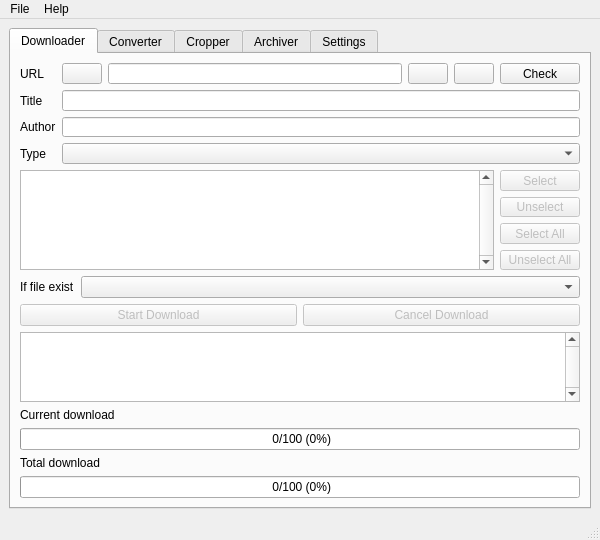
First picture: the form in uis/main_window.ui, repository freedy82/Comic-Toolbox, before the edit.
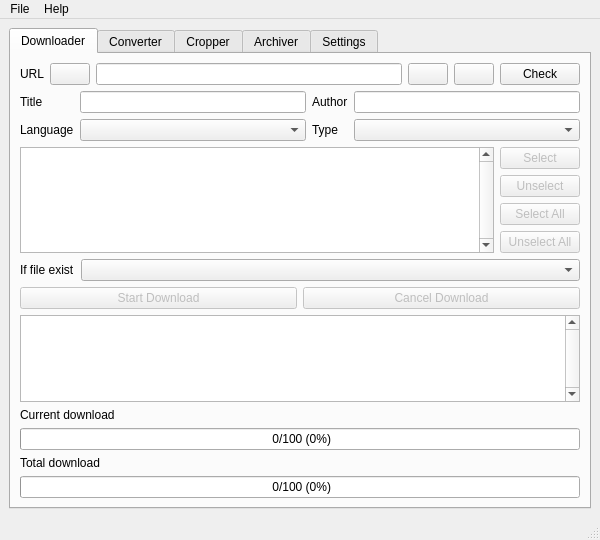
Second picture: the form after the edit. The open tabs and pages were chosen to show the change. Icons and pictures are not drawn.

Commit message: Add mangadex site support update reader and downloader

Diff of the .ui file:
```diff
--- a/uis/main_window.ui
+++ b/uis/main_window.ui
@@ -66,16 +66,14 @@
        </attribute>
        <layout class="QVBoxLayout" name="verticalLayout_2">
         <item>
-         <layout class="QFormLayout" name="layout_downloader_info">
-          <item row="0" column="0">
+         <layout class="QHBoxLayout" name="layout_downloader_check">
+          <item>
            <widget class="QLabel" name="lbl_downloader_url">
             <property name="text">
              <string>URL</string>
             </property>
            </widget>
           </item>
-          <item row="0" column="1">
-           <layout class="QHBoxLayout" name="layout_downloader_check">
             <item>
              <widget class="QPushButton" name="btn_downloader_url_help">
               <property name="maximumSize">
@@ -140,35 +138,47 @@
             </item>
            </layout>
           </item>
-          <item row="1" column="0">
+        <item>
+         <layout class="QGridLayout" name="layout_downloader_info">
+          <item row="0" column="3">
+           <widget class="QLineEdit" name="txt_downloader_author">
+            <property name="readOnly">
+             <bool>true</bool>
+            </property>
+           </widget>
+          </item>
+          <item row="0" column="1">
+           <widget class="QLineEdit" name="txt_downloader_title">
+            <property name="readOnly">
+             <bool>true</bool>
+            </property>
+           </widget>
+          </item>
+          <item row="0" column="0">
            <widget class="QLabel" name="lbl_downloader_title">
             <property name="text">
              <string>Title</string>
             </property>
            </widget>
           </item>
-          <item row="1" column="1">
-           <widget class="QLineEdit" name="txt_downloader_title">
-            <property name="readOnly">
-             <bool>true</bool>
-            </property>
-           </widget>
-          </item>
-          <item row="2" column="0">
+          <item row="0" column="2">
            <widget class="QLabel" name="lbl_downloader_author">
             <property name="text">
              <string>Author</string>
             </property>
            </widget>
           </item>
-          <item row="2" column="1">
-           <widget class="QLineEdit" name="txt_downloader_author">
-            <property name="readOnly">
-             <bool>true</bool>
+          <item row="1" column="0">
+           <widget class="QLabel" name="lbl_downloader_language">
+            <property name="text">
+             <string>Language</string>
             </property>
            </widget>
           </item>
-          <item row="3" column="0">
+          <item row="1" column="1">
+           <widget class="QComboBox" name="cbx_downloader_language"/>
+          </item>
+          <item row="1" column="2">
            <widget class="QLabel" name="lbl_downloader_type">
             <property name="sizePolicy">
              <sizepolicy hsizetype="Maximum" vsizetype="Preferred">
@@ -181,7 +191,7 @@
             </property>
            </widget>
           </item>
-          <item row="3" column="1">
+          <item row="1" column="3">
            <widget class="QComboBox" name="cbx_downloader_type">
             <property name="sizePolicy">
              <sizepolicy hsizetype="Preferred" vsizetype="Preferred">
```
Left out of the diff: 16 changed lines with no effect on the pictures. Lines whose indentation alone changed are shown as unchanged. The commit also changes 33 other files.
